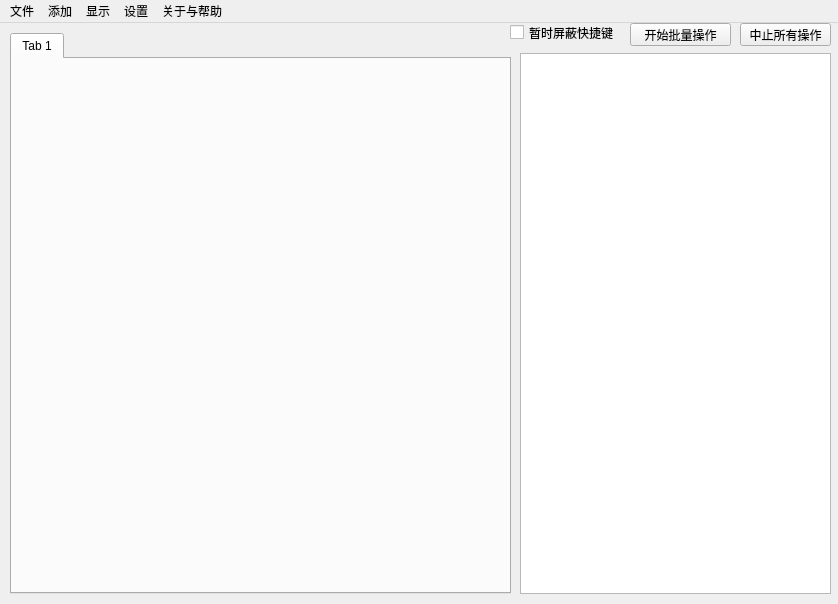
Before: the Qt Designer form main_window.ui in xi-yue-233/PSDLinkStableDiffusion, drawn with Qt 5.
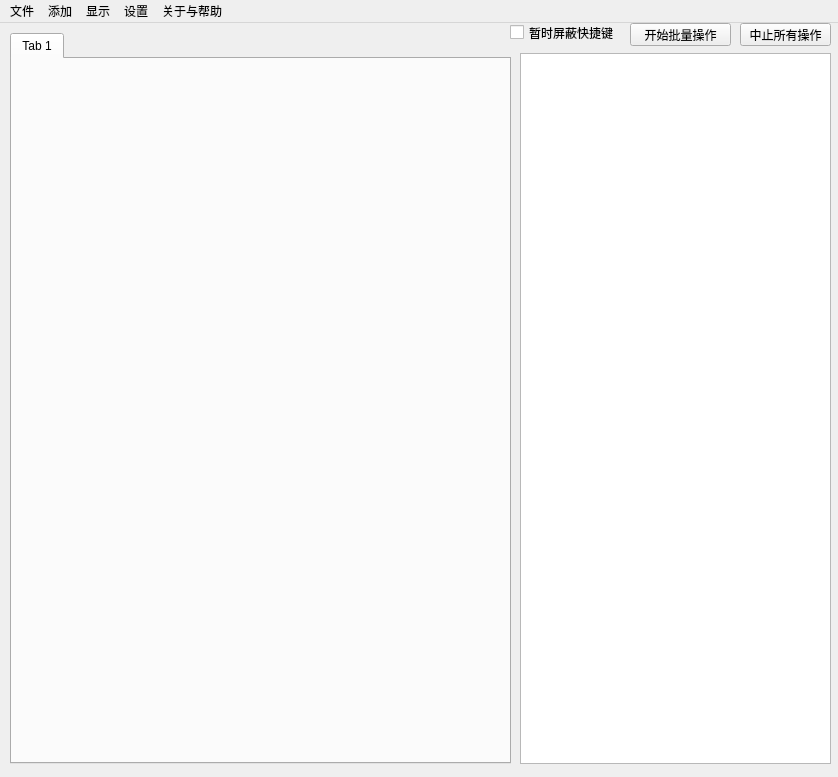
After: the same form once the commit is applied.

Patch:
```diff
--- a/main_window.ui
+++ b/main_window.ui
@@ -7,7 +7,7 @@
     <x>0</x>
     <y>0</y>
     <width>838</width>
-    <height>604</height>
+    <height>777</height>
    </rect>
   </property>
   <property name="windowTitle">
@@ -32,7 +32,7 @@
       <x>10</x>
       <y>10</y>
       <width>501</width>
-      <height>561</height>
+      <height>731</height>
      </rect>
     </property>
     <property name="styleSheet">
@@ -53,18 +53,15 @@
       <x>520</x>
       <y>30</y>
       <width>311</width>
-      <height>541</height>
+      <height>711</height>
      </rect>
     </property>
     <property name="html">
      <string>&lt;!DOCTYPE HTML PUBLIC &quot;-//W3C//DTD HTML 4.0//EN&quot; &quot;http://www.w3.org/TR/REC-html40/strict.dtd&quot;&gt;
-&lt;html&gt;&lt;head&gt;&lt;meta name=&quot;qrichtext&quot; content=&quot;1&quot; /&gt;&lt;meta charset=&quot;utf-8&quot; /&gt;&lt;style type=&quot;text/css&quot;&gt;
+&lt;html&gt;&lt;head&gt;&lt;meta name=&quot;qrichtext&quot; content=&quot;1&quot; /&gt;&lt;style type=&quot;text/css&quot;&gt;
 p, li { white-space: pre-wrap; }
-hr { height: 1px; border-width: 0; }
-li.unchecked::marker { content: &quot;\2610&quot;; }
-li.checked::marker { content: &quot;\2612&quot;; }
-&lt;/style&gt;&lt;/head&gt;&lt;body style=&quot; font-family:'Microsoft YaHei UI'; font-size:9pt; font-weight:400; font-style:normal;&quot;&gt;
-&lt;p style=&quot;-qt-paragraph-type:empty; margin-top:0px; margin-bottom:0px; margin-left:0px; margin-right:0px; -qt-block-indent:0; text-indent:0px;&quot;&gt;&lt;br /&gt;&lt;/p&gt;&lt;/body&gt;&lt;/html&gt;</string>
+&lt;/style&gt;&lt;/head&gt;&lt;body style=&quot; font-family:'SimSun'; font-size:9pt; font-weight:400; font-style:normal;&quot;&gt;
+&lt;p style=&quot;-qt-paragraph-type:empty; margin-top:0px; margin-bottom:0px; margin-left:0px; margin-right:0px; -qt-block-indent:0; text-indent:0px; font-family:'Microsoft YaHei UI';&quot;&gt;&lt;br /&gt;&lt;/p&gt;&lt;/body&gt;&lt;/html&gt;</string>
     </property>
    </widget>
    <widget class="QCheckBox" name="is_block_short_key">
```
Left out of the diff: 2 changed lines with no effect on the pictures.
